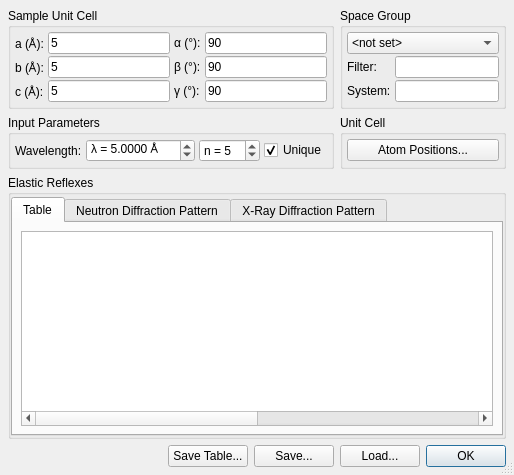
t-weber/takin, file ui/powder.ui: the form before one commit.
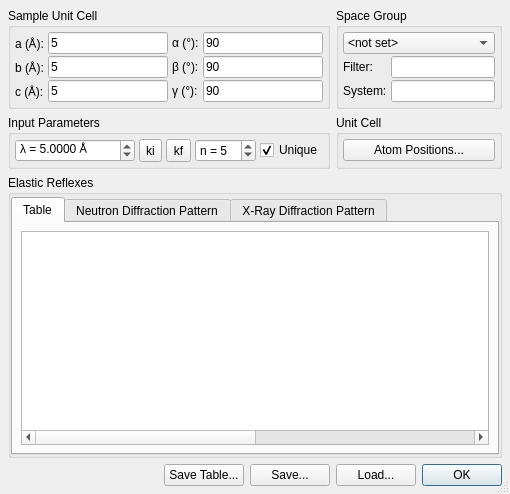
The form after the commit. Custom widgets are drawn as their Qt base class.

The edit to the form file:
```diff
--- a/ui/powder.ui
+++ b/ui/powder.ui
@@ -6,8 +6,8 @@
    <rect>
     <x>0</x>
     <y>0</y>
-    <width>514</width>
-    <height>475</height>
+    <width>510</width>
+    <height>494</height>
    </rect>
   </property>
   <property name="windowTitle">
@@ -154,13 +154,6 @@
       <property name="margin">
        <number>4</number>
       </property>
-      <item row="0" column="0">
-       <widget class="QLabel" name="label">
-        <property name="text">
-         <string>Wavelength:</string>
-        </property>
-       </widget>
-      </item>
       <item row="0" column="3">
        <widget class="QSpinBox" name="spinOrder">
         <property name="sizePolicy">
@@ -180,7 +173,26 @@
         </property>
        </widget>
       </item>
-      <item row="0" column="1">
+      <item row="0" column="4">
+       <widget class="QCheckBox" name="checkUniquePeaks">
+        <property name="sizePolicy">
+         <sizepolicy hsizetype="Minimum" vsizetype="Fixed">
+          <horstretch>0</horstretch>
+          <verstretch>0</verstretch>
+         </sizepolicy>
+        </property>
+        <property name="toolTip">
+         <string>Only show unique peaks.</string>
+        </property>
+        <property name="text">
+         <string>Unique</string>
+        </property>
+        <property name="checked">
+         <bool>true</bool>
+        </property>
+       </widget>
+      </item>
+      <item row="0" column="0">
        <widget class="QDoubleSpinBox" name="spinLam">
         <property name="sizePolicy">
          <sizepolicy hsizetype="Expanding" vsizetype="Fixed">
@@ -208,19 +220,32 @@
         </property>
        </widget>
       </item>
-      <item row="0" column="4">
-       <widget class="QCheckBox" name="checkUniquePeaks">
+      <item row="0" column="1">
+       <widget class="QToolButton" name="btnSyncKi">
         <property name="sizePolicy">
-         <sizepolicy hsizetype="Minimum" vsizetype="Fixed">
+         <sizepolicy hsizetype="Fixed" vsizetype="Preferred">
           <horstretch>0</horstretch>
           <verstretch>0</verstretch>
          </sizepolicy>
         </property>
         <property name="text">
-         <string>Unique</string>
+         <string>ki</string>
         </property>
-        <property name="checked">
-         <bool>true</bool>
+       </widget>
+      </item>
+      <item row="0" column="2">
+       <widget class="QToolButton" name="btnSyncKf">
+        <property name="sizePolicy">
+         <sizepolicy hsizetype="Fixed" vsizetype="Preferred">
+          <horstretch>0</horstretch>
+          <verstretch>0</verstretch>
+         </sizepolicy>
+        </property>
+        <property name="toolTip">
+         <string>Use final wavelength.</string>
+        </property>
+        <property name="text">
+         <string>kf</string>
         </property>
        </widget>
       </item>
```
Left out of the diff: 11 changed lines with no effect on the pictures.
